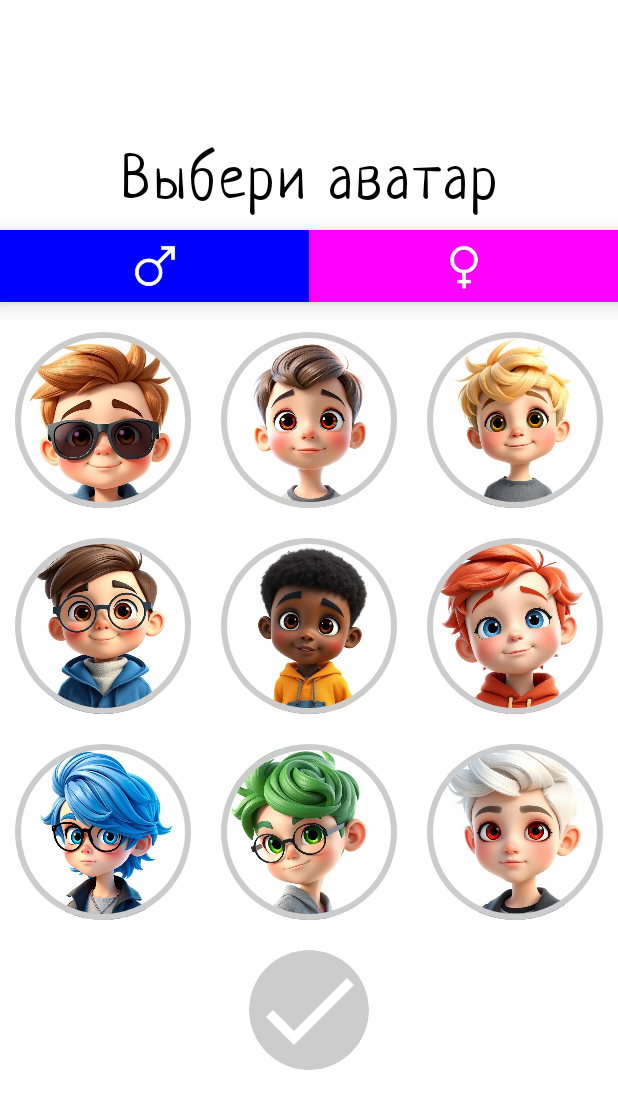
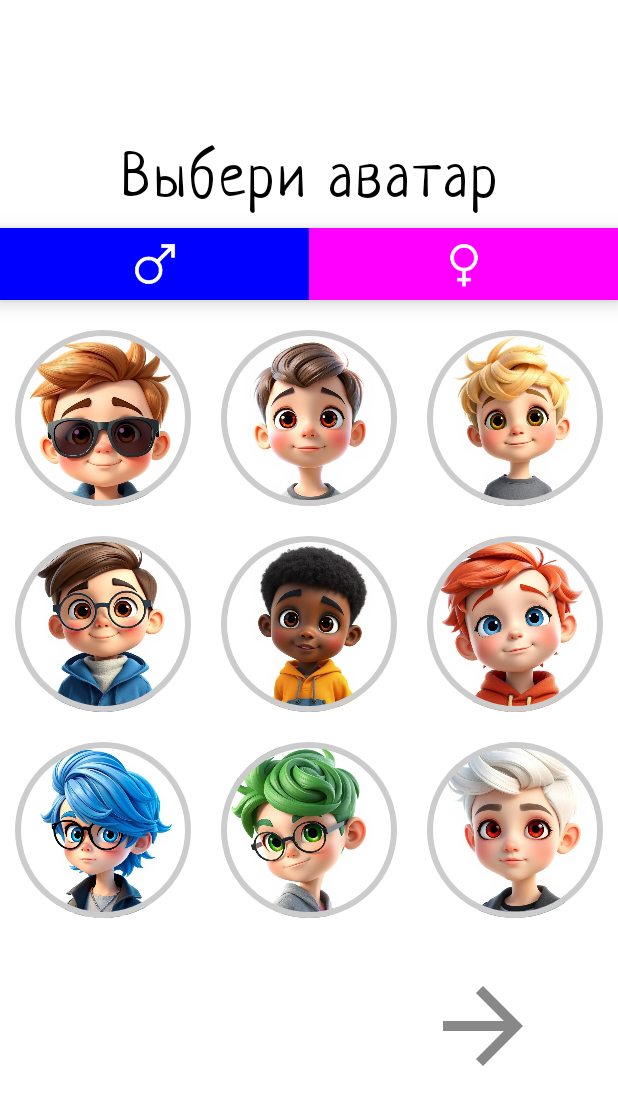
Before and after one commit to RimmaMixeeva/KidsPlay, an Android app built with Jetpack Compose: the ChooseAvatarScreen screen opened through its navigation route, on a phone screen of 412 x 824 dp. Shown: the top 1109 px of the screen. Run offline under Robolectric (Android 15) with nearby library versions, the phone set to English and light mode, and no system bars; our stand-ins replace Dagger/Hilt's generated code.

Commit message:
choose nickname screen

```diff
--- a/app/src/main/AndroidManifest.xml
+++ b/app/src/main/AndroidManifest.xml
@@ -14,10 +14,11 @@
         android:theme="@style/Theme.KidsPlay"
         tools:targetApi="31">
         <activity
+            android:screenOrientation="portrait"
             android:name=".MainActivity"
             android:exported="true"
-            android:label="@string/app_name"
-            android:theme="@style/Theme.KidsPlay">
+            android:theme="@style/Theme.KidsPlay"
+            tools:ignore="DiscouragedApi,LockedOrientationActivity">
             <intent-filter>
                 <action android:name="android.intent.action.MAIN" />
 
--- a/app/src/main/java/rimma/mixeeva/kidsplay/MainActivity.kt
+++ b/app/src/main/java/rimma/mixeeva/kidsplay/MainActivity.kt
@@ -57,7 +57,7 @@ class MainActivity : ComponentActivity() {
                         ChooseAvatarScreen(mainViewModel)
                     }
                     composable<Screen.ChooseNicknameScreen> {
-                        ChooseNicknameScreen()
+                        ChooseNicknameScreen(mainViewModel)
                     }
 
                 }
--- a/app/src/main/java/rimma/mixeeva/kidsplay/MainViewModel.kt
+++ b/app/src/main/java/rimma/mixeeva/kidsplay/MainViewModel.kt
@@ -15,6 +15,7 @@ class MainViewModel @Inject constructor(
 
     var chosenAvatar: MutableState<Int?> = mutableStateOf(null)
     var chosenSex: MutableState<Sex?> = mutableStateOf(Sex.MALE)
+    var chosenNickname: MutableState<String> = mutableStateOf("")
     var maleAvatarList = listOf(
         R.drawable.male_avatar_1,
         R.drawable.male_avatar_2,
--- a/app/src/main/java/rimma/mixeeva/kidsplay/navigation/Navigator.kt
+++ b/app/src/main/java/rimma/mixeeva/kidsplay/navigation/Navigator.kt
@@ -17,4 +17,7 @@ class Navigator @Inject constructor() {
     fun navigate(screen: Screen){
         navController?.navigate(screen)
     }
+    fun popBackStack(){
+        navController?.popBackStack()
+    }
 }
--- a/app/src/main/java/rimma/mixeeva/kidsplay/screens/ChooseAvatarScreen.kt
+++ b/app/src/main/java/rimma/mixeeva/kidsplay/screens/ChooseAvatarScreen.kt
@@ -18,10 +18,9 @@ import androidx.compose.foundation.lazy.grid.GridCells
 import androidx.compose.foundation.lazy.grid.LazyVerticalGrid
 import androidx.compose.foundation.shape.CircleShape
 import androidx.compose.material.icons.Icons
-import androidx.compose.material.icons.filled.Done
+import androidx.compose.material.icons.filled.ArrowForward
 import androidx.compose.material3.Icon
 import androidx.compose.material3.IconButton
-import androidx.compose.material3.IconButtonDefaults
 import androidx.compose.runtime.Composable
 import androidx.compose.runtime.mutableStateOf
 import androidx.compose.runtime.remember
@@ -42,17 +41,17 @@ import rimma.mixeeva.kidsplay.screens.components.AutoResizedText
 
 @Composable
 fun ChooseAvatarScreen(viewModel: MainViewModel) {
-    val iconButtonColors = IconButtonDefaults.iconButtonColors(
-        containerColor = Color.Green,
-        disabledContainerColor = Color.LightGray
-    )
-    Box {
+    Box(
+        modifier = Modifier
+            .background(Color.White)
+            .fillMaxSize()
+            .padding(vertical = 100.dp),
+    ) {
         Column(
             modifier = Modifier
                 .background(Color.White)
-                .padding(vertical = 100.dp)
                 .fillMaxSize(),
-            verticalArrangement = Arrangement.Center,
+            verticalArrangement = Arrangement.Top,
             horizontalAlignment = Alignment.CenterHorizontally
         ) {
             AutoResizedText(
@@ -143,24 +142,28 @@ fun ChooseAvatarScreen(viewModel: MainViewModel) {
                     }
                 }
             }
+        }
+
+        Row(
+            modifier = Modifier.padding(horizontal = 50.dp).fillMaxSize(),
+            horizontalArrangement = Arrangement.End,
+            verticalAlignment = Alignment.Bottom
+        ) {
             IconButton(
                 onClick = {
                     viewModel.navigator.navigate(Screen.ChooseNicknameScreen)
                 },
-                colors = iconButtonColors,
                 modifier = Modifier
-                    .padding(vertical = 10.dp)
                     .size(80.dp),
                 enabled = viewModel.chosenAvatar.value != null
             ) {
                 Icon(
-                    imageVector = Icons.Default.Done,
-                    contentDescription = "choose",
-                    tint = Color.White,
+                    imageVector = Icons.Default.ArrowForward,
+                    contentDescription = "next",
+                    tint = if (viewModel.chosenAvatar.value != null) Color.Green else Color.Gray,
                     modifier = Modifier.fillMaxSize()
                 )
             }
-
         }
     }
 }
```
Also changed, not shown: app/src/main/java/rimma/mixeeva/kidsplay/screens/ChooseNicknameScreen.kt (+150 -1 lines).
